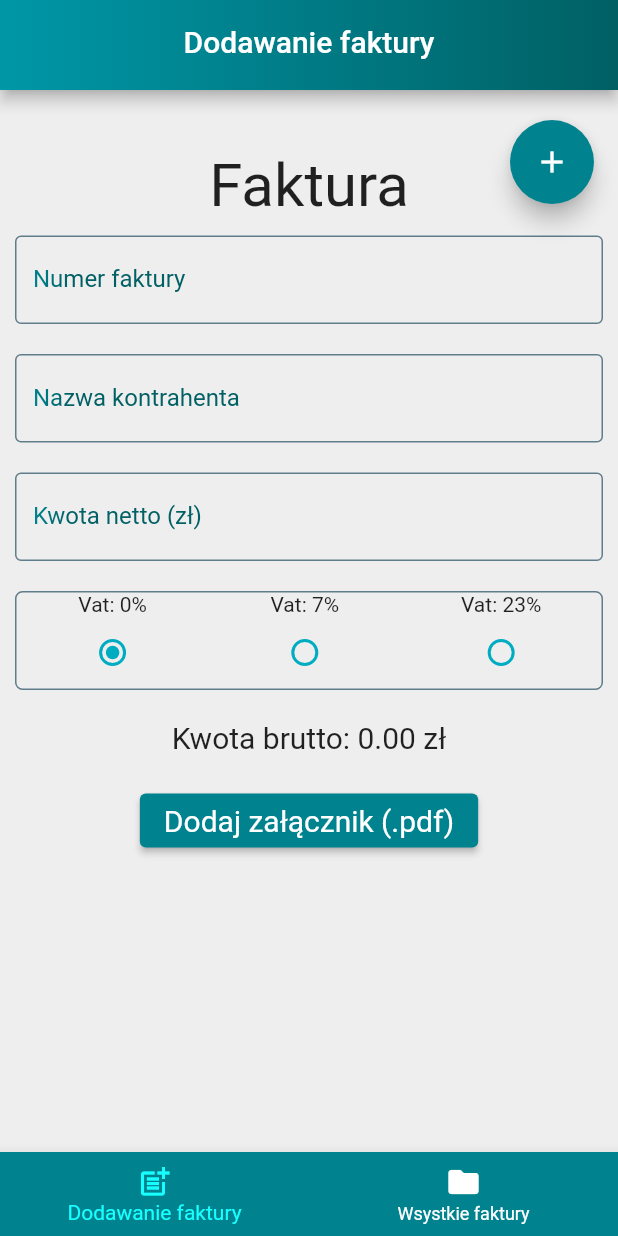
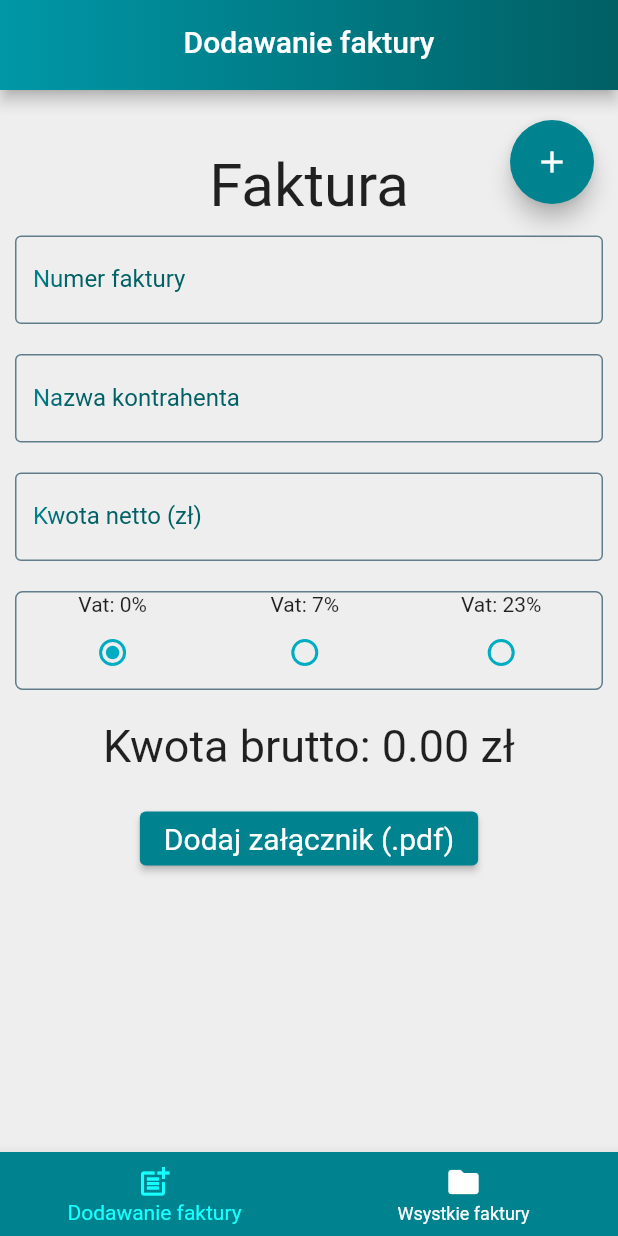
Before and after one commit to mgudalewicz/invoices, a Flutter app: the screen it shows after launch, on a phone screen of 412 x 824 dp. Run offline on Flutter 3.47's test engine with Material 2 defaults, Android fonts, the phone set to English and light mode, and no system bars; our stand-ins replace bloc, cloud_firestore, equatable, file_picker, firebase_core, firebase_storage and 3 more; missing offline and left inert: syncfusion_flutter_pdfviewer; accounts and stored records are empty.

Commit message:
change IconButton

```diff
--- a/lib/add_invoice/add_invoice.dart
+++ b/lib/add_invoice/add_invoice.dart
@@ -69,7 +69,7 @@ class _AddInvoicePageState extends State<AddInvoicePage> {
                           const SizedBox(height: 10),
                           Text('Kwota brutto: ${_grossAmount.toStringAsFixed(2)} zł',
                               style: const TextStyle(
-                                fontSize: 20.0,
+                                fontSize: 30.0,
                               )),
                           const SizedBox(height: 20),
                           if (pickedPdf == null)
@@ -94,16 +94,14 @@ class _AddInvoicePageState extends State<AddInvoicePage> {
                                   },
                                   text: 'Otwórz załącznik',
                                 ),
-                                SizedBox(
-                                  width: 20,
-                                  child: IconButton(
+                                IconButton(
+                                  iconSize: 25,
                                   onPressed: (() => setState(() {
                                         pickedPdf = null;
                                       })),
                                   icon: const Icon(
                                     Icons.delete_forever,
                                     color: Colors.red,
-                                    ),
                                   ),
                                 ),
                               ],
```
Also changed, not shown: lib/invoices_view/invoice_view_details.dart/invoice_view_details_body.dart (+7 -9 lines). Lines whose indentation alone changed are shown as unchanged.
